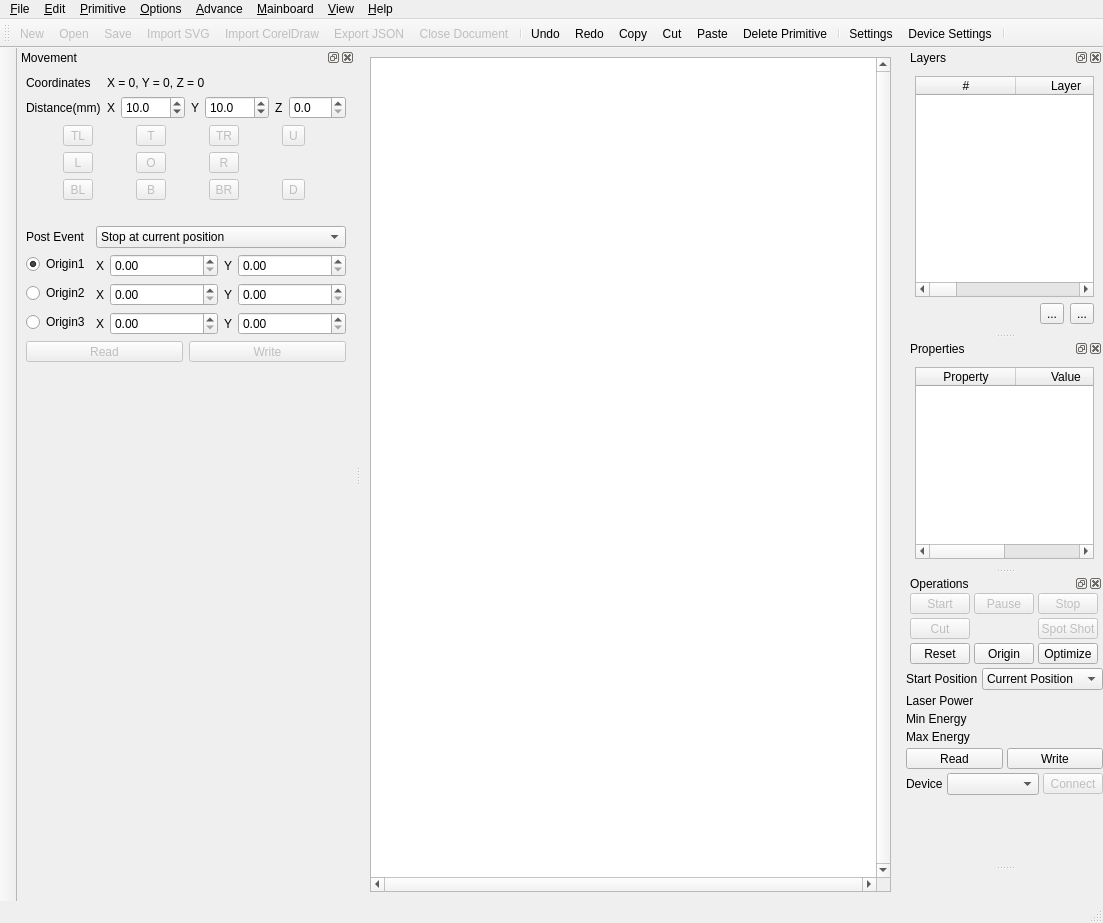
Qt form src/ui/LaserControllerWindow.ui (oneminute/LaserController) before a commit.
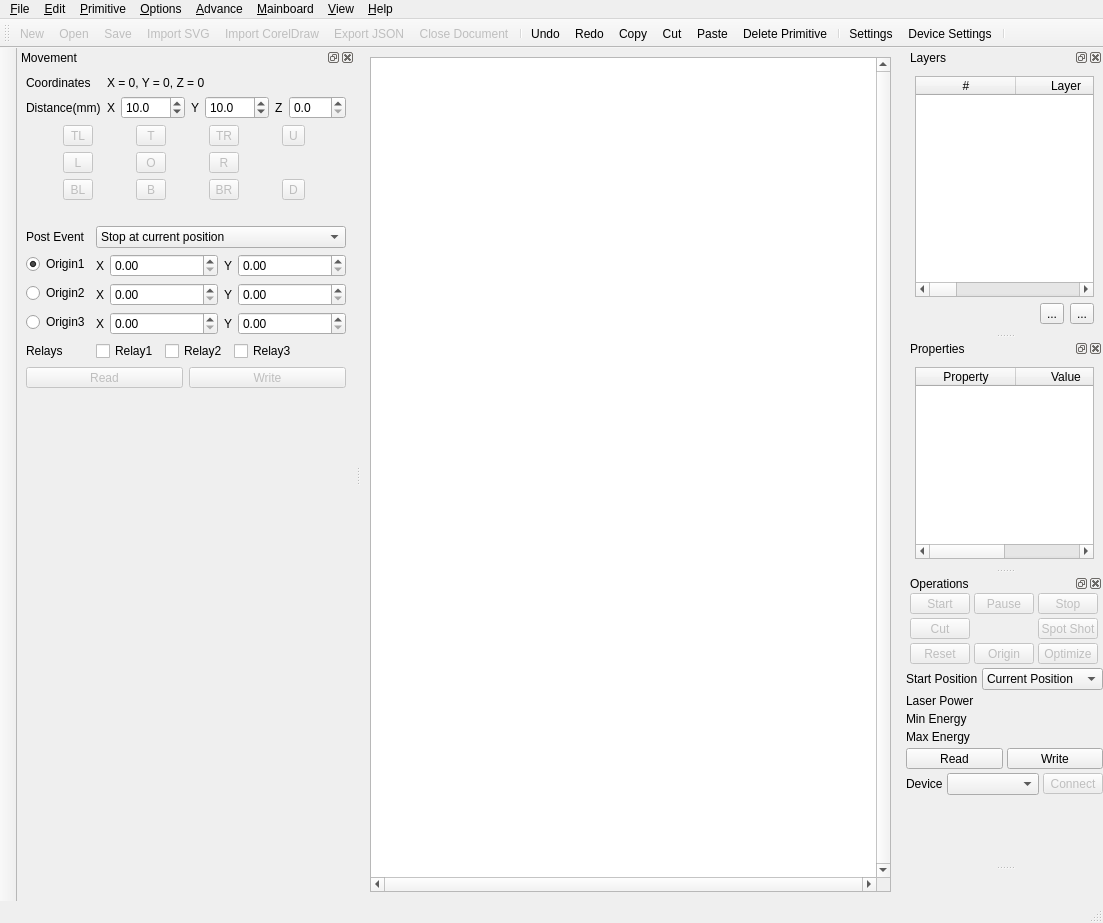
The same form after that commit. Icons and pictures are not drawn. Custom widgets are drawn as their Qt base class.

What changed in the file:
```diff
--- a/src/ui/LaserControllerWindow.ui
+++ b/src/ui/LaserControllerWindow.ui
@@ -469,6 +469,9 @@
          </item>
          <item row="2" column="0">
           <widget class="QToolButton" name="toolButtonReset">
+           <property name="enabled">
+            <bool>false</bool>
+           </property>
            <property name="maximumSize">
             <size>
              <width>60</width>
@@ -482,6 +485,9 @@
          </item>
          <item row="2" column="1">
           <widget class="QToolButton" name="toolButtonBackToOrigin">
+           <property name="enabled">
+            <bool>false</bool>
+           </property>
            <property name="maximumSize">
             <size>
              <width>60</width>
@@ -495,6 +501,9 @@
          </item>
          <item row="2" column="2">
           <widget class="QToolButton" name="toolButtonPathOptimization">
+           <property name="enabled">
+            <bool>false</bool>
+           </property>
            <property name="maximumSize">
             <size>
              <width>60</width>
@@ -1164,6 +1173,51 @@
          </item>
         </layout>
        </item>
+       <item row="4" column="0">
+        <widget class="QLabel" name="label_17">
+         <property name="text">
+          <string>Relays</string>
+         </property>
+        </widget>
+       </item>
+       <item row="4" column="1">
+        <layout class="QHBoxLayout" name="horizontalLayout_3">
+         <item>
+          <widget class="QCheckBox" name="checkBoxRelay1">
+           <property name="text">
+            <string>Relay1</string>
+           </property>
+          </widget>
+         </item>
+         <item>
+          <widget class="QCheckBox" name="checkBoxRelay2">
+           <property name="text">
+            <string>Relay2</string>
+           </property>
+          </widget>
+         </item>
+         <item>
+          <widget class="QCheckBox" name="checkBoxRelay3">
+           <property name="text">
+            <string>Relay3</string>
+           </property>
+          </widget>
+         </item>
+         <item>
+          <spacer name="horizontalSpacer_2">
+           <property name="orientation">
+            <enum>Qt::Horizontal</enum>
+           </property>
+           <property name="sizeHint" stdset="0">
+            <size>
+             <width>40</width>
+             <height>20</height>
+            </size>
+           </property>
+          </spacer>
+         </item>
+        </layout>
+       </item>
       </layout>
      </item>
      <item>
```
Left out of the diff: 29 changed lines with no effect on the pictures.
